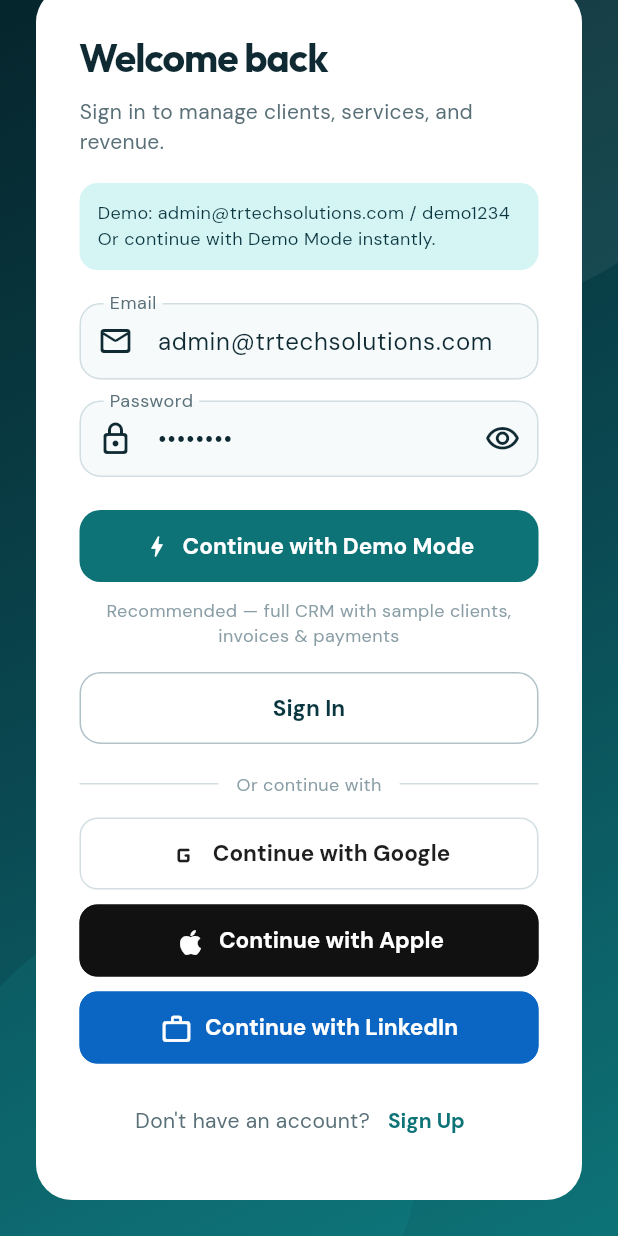
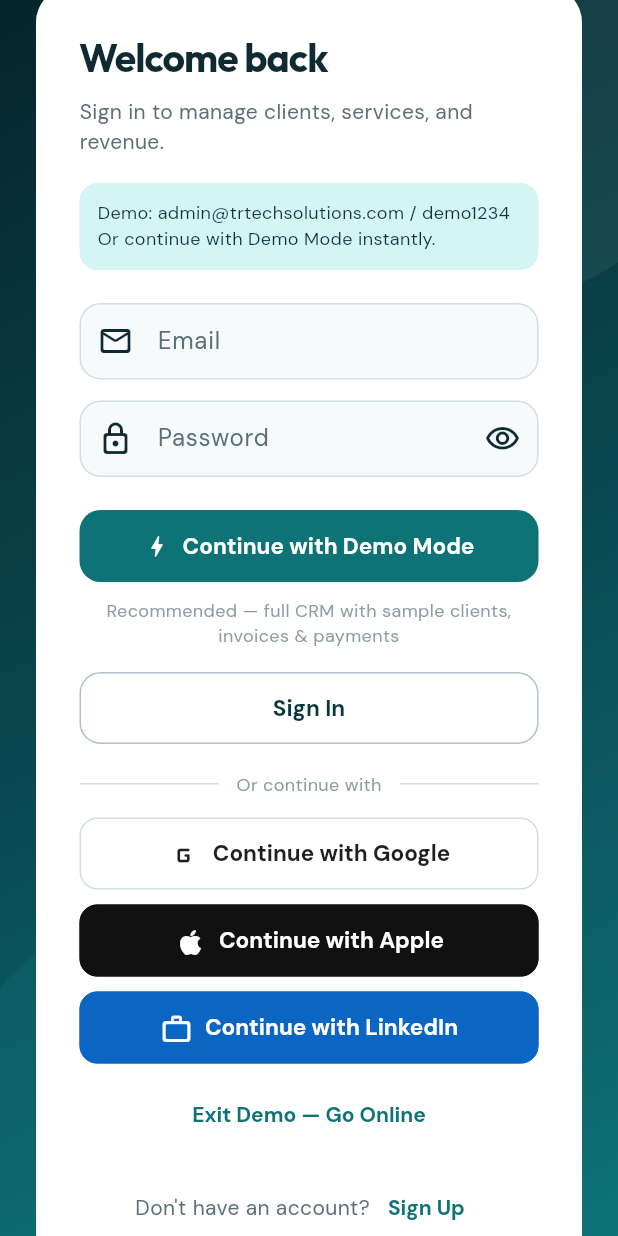
Before and after one commit to PRABHVEERSINGH17/2023a1r109king, a Flutter app: the screen it shows after launch, scrolled down 209 dp, on a phone screen of 412 x 824 dp. Run offline on Flutter 3.47's test engine with Material 3 defaults, Android fonts, the phone set to English and light mode, and no system bars; our stand-ins replace fl_chart, flutter_dotenv, flutter_riverpod, go_router, shared_preferences, supabase_flutter; accounts and stored records are empty.

Commit message:
Add Exit Demo Mode and Go Online flow
Let users leave sample data, prefer live Supabase auth, and create a
real account without being pulled back into Demo Mode on refresh.

Co-authored-by: Prabhveer singh <PRABHVEERSINGH17@users.noreply.github.com>

```diff
--- a/tr_tech_solutions/lib/features/auth/screens/login_screen.dart
+++ b/tr_tech_solutions/lib/features/auth/screens/login_screen.dart
@@ -17,10 +17,35 @@ class LoginScreen extends ConsumerStatefulWidget {
 
 class _LoginScreenState extends ConsumerState<LoginScreen> {
   final _formKey = GlobalKey<FormState>();
-  final _emailController = TextEditingController(text: 'admin@trtechsolutions.com');
-  final _passwordController = TextEditingController(text: 'demo1234');
+  late final TextEditingController _emailController;
+  late final TextEditingController _passwordController;
   bool _isLoading = false;
   bool _obscurePassword = true;
+  bool _onlineMode = false;
+
+  @override
+  void initState() {
+    super.initState();
+    _emailController = TextEditingController();
+    _passwordController = TextEditingController();
+  }
+
+  @override
+  void didChangeDependencies() {
+    super.didChangeDependencies();
+    final mode = GoRouterState.of(context).uri.queryParameters['mode'];
+    final online = mode == 'online';
+    if (online != _onlineMode) {
+      _onlineMode = online;
+      if (_onlineMode) {
+        _emailController.clear();
+        _passwordController.clear();
+      } else if (_emailController.text.isEmpty) {
+        _emailController.text = 'admin@trtechsolutions.com';
+        _passwordController.text = 'demo1234';
+      }
+    }
+  }
 
   @override
   void dispose() {
@@ -146,9 +171,9 @@ class _LoginScreenState extends ConsumerState<LoginScreen> {
         child: Column(
           crossAxisAlignment: CrossAxisAlignment.stretch,
           children: [
-            const Text(
-              'Welcome back',
-              style: TextStyle(
+            Text(
+              _onlineMode ? 'Go Online' : 'Welcome back',
+              style: const TextStyle(
                 fontSize: 26,
                 fontWeight: FontWeight.w700,
                 fontFamily: AppTypography.display,
@@ -157,9 +182,11 @@ class _LoginScreenState extends ConsumerState<LoginScreen> {
               ),
             ),
             const SizedBox(height: 6),
-            const Text(
-              'Sign in to manage clients, services, and revenue.',
-              style: TextStyle(color: AppColors.textSecondary, fontFamily: AppTypography.body),
+            Text(
+              _onlineMode
+                  ? 'Create or sign in to your live TR Tech account.'
+                  : 'Sign in to manage clients, services, and revenue.',
+              style: const TextStyle(color: AppColors.textSecondary, fontFamily: AppTypography.body),
             ),
             const SizedBox(height: 18),
             Container(
@@ -169,9 +196,13 @@ class _LoginScreenState extends ConsumerState<LoginScreen> {
                 borderRadius: BorderRadius.circular(12),
               ),
               child: Text(
-                SupabaseConfig.isConfigured
+                _onlineMode
+                    ? (SupabaseConfig.isConfigured
+                        ? 'Online mode: use Sign Up with your email, or Google / Apple / LinkedIn.\nThen add your real clients — data saves to the cloud.'
+                        : 'Supabase keys missing. Add them in assets/supabase.env (see GO_ONLINE.md), or use Demo Mode.')
+                    : (SupabaseConfig.isConfigured
                         ? 'Demo: admin@trtechsolutions.com / demo1234\nOr continue with Demo Mode instantly.'
-                    : 'Demo Mode is ready — explore the full workspace with sample data.',
+                        : 'Demo Mode is ready — explore the full workspace with sample data.'),
                 style: const TextStyle(
                   color: AppColors.brand,
                   fontSize: 12,
@@ -213,6 +244,36 @@ class _LoginScreenState extends ConsumerState<LoginScreen> {
               },
             ),
             const SizedBox(height: 22),
+            if (_onlineMode) ...[
+              SizedBox(
+                height: 48,
+                child: ElevatedButton(
+                  onPressed: _isLoading ? null : () => context.go('/signup'),
+                  child: const Text('Create Online Account'),
+                ),
+              ),
+              const SizedBox(height: 10),
+              SizedBox(
+                height: 48,
+                child: OutlinedButton(
+                  onPressed: _isLoading ? null : _signIn,
+                  child: _isLoading
+                      ? const SizedBox(
+                          height: 20,
+                          width: 20,
+                          child: CircularProgressIndicator(strokeWidth: 2),
+                        )
+                      : const Text('Sign In'),
+                ),
+              ),
+              const SizedBox(height: 18),
+              const SocialAuthButtons(),
+              const SizedBox(height: 14),
+              TextButton(
+                onPressed: _isLoading ? null : _enterDemo,
+                child: const Text('Back to Demo Mode'),
+              ),
+            ] else ...[
               SizedBox(
                 height: 48,
                 child: ElevatedButton.icon(
@@ -247,6 +308,11 @@ class _LoginScreenState extends ConsumerState<LoginScreen> {
               ),
               const SizedBox(height: 18),
               const SocialAuthButtons(),
+              const SizedBox(height: 10),
+              TextButton(
+                onPressed: _isLoading ? null : () => context.go('/login?mode=online'),
+                child: const Text('Exit Demo — Go Online'),
+              ),
               const SizedBox(height: 14),
               Row(
                 mainAxisAlignment: MainAxisAlignment.center,
@@ -261,6 +327,7 @@ class _LoginScreenState extends ConsumerState<LoginScreen> {
                   ),
                 ],
               ),
+            ],
           ],
         ),
       ),
```
Also changed, not shown: tr_tech_solutions/lib/core/providers/data_bootstrap_provider.dart (+14 -8 lines), tr_tech_solutions/lib/features/auth/providers/auth_provider.dart (+30 -3 lines), tr_tech_solutions/lib/features/auth/screens/signup_screen.dart (+18 -9 lines), tr_tech_solutions/lib/features/settings/screens/settings_screen.dart (+55 -7 lines), tr_tech_solutions/lib/shared/services/demo_persistence.dart (+17 -1 lines), 2 other files. Lines whose indentation alone changed are shown as unchanged.
